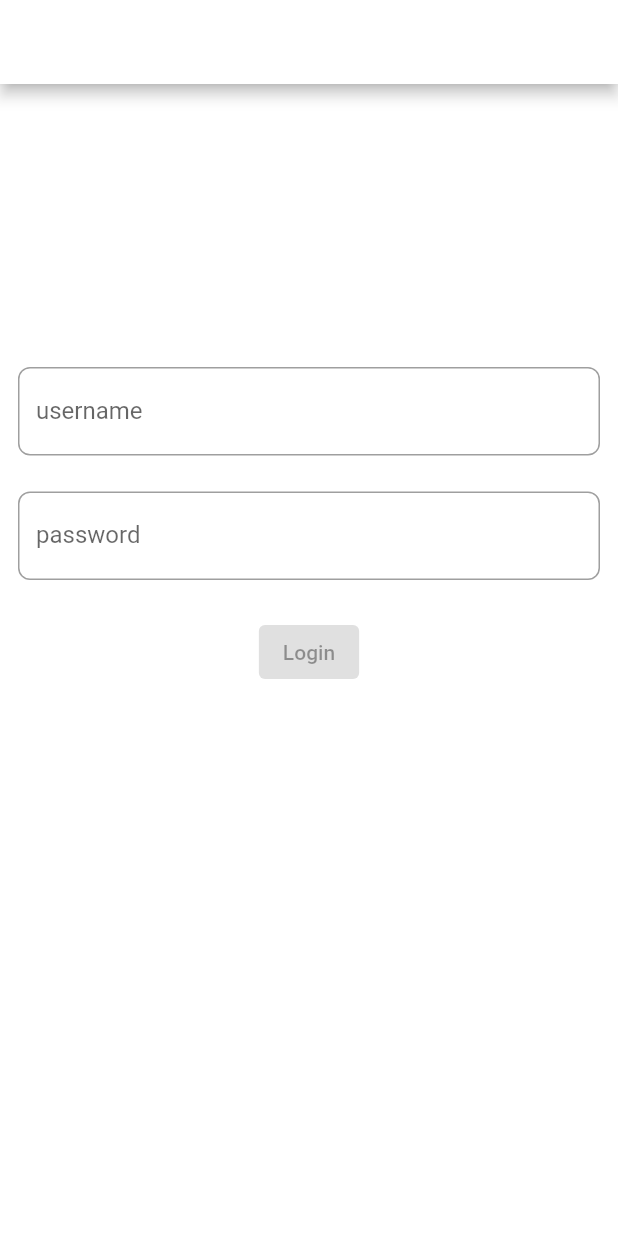
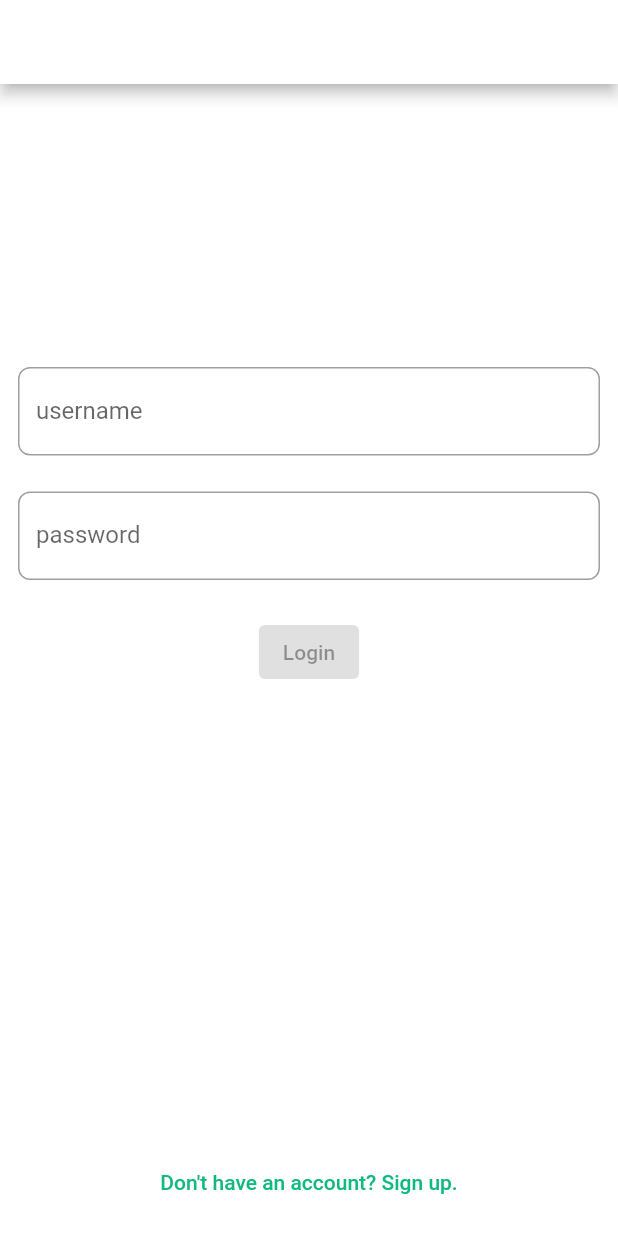
Before and after one commit to VerzCar/vif-app-legacy, a Flutter app: the screen it shows after launch, on a phone screen of 412 x 824 dp. Shown: the top 1233 px of the screen. Run offline on Flutter 3.47's test engine with Material 2 defaults, Android fonts, the phone set to English and light mode, and no system bars; our stand-ins replace auto_route, bloc, equatable, flutter_bloc, formz, get_it; missing offline and left inert: amplify_auth_cognito, amplify_flutter; Roboto replaces fonts that are missing (Montserrat).

Commit message:
added sign up page

```diff
--- a/lib/injection.dart
+++ b/lib/injection.dart
@@ -2,6 +2,7 @@ import 'package:get_it/get_it.dart';
 import 'package:vote_your_face/application/authentication/authentication.dart';
 import 'package:authentication_repository/authentication_repository.dart';
 import 'package:vote_your_face/presentation/login/login.dart';
+import 'package:vote_your_face/presentation/sign_up/cubit/sign_up_cubit.dart';
 
 final sl = GetIt.I;
 
@@ -9,6 +10,7 @@ Future<void> init() async {
   //! state management
   sl.registerFactory(() => AuthenticationBloc(authenticationRepository: sl()));
   sl.registerFactory(() => LoginBloc(authenticationRepository: sl()));
+  sl.registerFactory(() => SignUpCubit(sl()));
 
   //! repos
   sl.registerLazySingleton<AuthenticationRepository>(
--- a/lib/presentation/login/bloc/login_event.dart
+++ b/lib/presentation/login/bloc/login_event.dart
@@ -28,3 +28,7 @@ class LoginPasswordChanged extends LoginEvent {
 class LoginSubmitted extends LoginEvent {
   const LoginSubmitted();
 }
+
+class ShowSignup extends LoginEvent {
+  const ShowSignup();
+}
--- a/lib/presentation/login/view/login_page.dart
+++ b/lib/presentation/login/view/login_page.dart
@@ -1,4 +1,3 @@
-import 'package:authentication_repository/authentication_repository.dart';
 import 'package:flutter/material.dart';
 import 'package:flutter_bloc/flutter_bloc.dart';
 import 'package:vote_your_face/presentation/login/login.dart';
@@ -9,14 +8,26 @@ class LoginPage extends StatelessWidget {
 
   @override
   Widget build(BuildContext context) {
+    final loginBloc = sl<LoginBloc>();
     return Scaffold(
       appBar: AppBar(title: const Text('Login')),
-      body: Padding(
-        padding: const EdgeInsets.all(12),
-        child: BlocProvider(
-          create: (context) => sl<LoginBloc>(),
-          child: const LoginForm(),
-        ),
+      body: BlocProvider<LoginBloc>(
+        create: (context) => loginBloc,
+        child: SafeArea(
+            minimum: const EdgeInsets.all(12),
+            child: Stack(children: [
+              const LoginForm(),
+              Container(
+                alignment: Alignment.bottomCenter,
+                child: TextButton(
+                  onPressed: () {
+                    BlocProvider.of<LoginBloc>(context).add(const ShowSignup());
+                    //loginBloc.add(const ShowSignup());
+                  },
+                  child: const Text('Don\'t have an account? Sign up.'),
+                ),
+              )
+            ])),
       ),
     );
   }
--- a/lib/presentation/routes/router.dart
+++ b/lib/presentation/routes/router.dart
@@ -1,11 +1,13 @@
 import 'package:auto_route/auto_route.dart';
 import 'package:vote_your_face/presentation/home/home.dart';
 import 'package:vote_your_face/presentation/login/login.dart';
+import 'package:vote_your_face/presentation/sign_up/view/sign_up_page.dart';
 import 'package:vote_your_face/presentation/splash/splash.dart';
 
 @MaterialAutoRouter(routes: <AutoRoute>[
   AutoRoute(page: SplashPage, initial: true),
   AutoRoute(page: LoginPage, initial: false),
+  AutoRoute(page: SignUpPage, initial: false),
   AutoRoute(page: HomePage, initial: false),
 ])
 class $AppRouter {}
--- /dev/null
+++ b/lib/presentation/sign_up/cubit/sign_up_state.dart
@@ -0,0 +1,48 @@
+part of 'sign_up_cubit.dart';
+
+enum ConfirmPasswordValidationError { invalid }
+
+class SignUpState extends Equatable {
+  const SignUpState({
+    this.username = const Username.pure(),
+    this.email = const Email.pure(),
+    this.password = const Password.pure(),
+    this.confirmedPassword = const ConfirmedPassword.pure(),
+    this.status = FormzStatus.pure,
+    this.errorMessage,
+  });
+
+  final Username username;
+  final Email email;
+  final Password password;
+  final ConfirmedPassword confirmedPassword;
+  final FormzStatus status;
+  final String? errorMessage;
+
+  @override
+  List<Object> get props => [
+        username,
+        email,
+        password,
+        confirmedPassword,
+        status,
+      ];
+
+  SignUpState copyWith({
+    Username? username,
+    Email? email,
+    Password? password,
+    ConfirmedPassword? confirmedPassword,
+    FormzStatus? status,
+    String? errorMessage,
+  }) {
+    return SignUpState(
+      username: username ?? this.username,
+      email: email ?? this.email,
+      password: password ?? this.password,
+      confirmedPassword: confirmedPassword ?? this.confirmedPassword,
+      status: status ?? this.status,
+      errorMessage: errorMessage ?? this.errorMessage,
+    );
+  }
+}
--- /dev/null
+++ b/lib/presentation/sign_up/sign_up.dart
@@ -0,0 +1,2 @@
+export 'cubit/sign_up_cubit.dart';
+export 'view/view.dart';
--- /dev/null
+++ b/lib/presentation/sign_up/view/view.dart
@@ -0,0 +1,2 @@
+export 'sign_up_form.dart';
+export 'sign_up_page.dart';
--- a/lib/presentation/splash/view/splash_page.dart
+++ b/lib/presentation/splash/view/splash_page.dart
@@ -19,6 +19,9 @@ class SplashPage extends StatelessWidget {
           case AuthFlowStatus.login:
             context.router.replace(const LoginPageRoute());
             break;
+          case AuthFlowStatus.signUp:
+            context.router.replace(const SignUpPageRoute());
+            break;
           default:
             break;
         }
--- a/packages/form_inputs/lib/form_inputs.dart
+++ b/packages/form_inputs/lib/form_inputs.dart
@@ -3,3 +3,4 @@ library form_inputs;
 export './src/confirmed_password.dart';
 export './src/email.dart';
 export './src/password.dart';
+export './src/username.dart';
--- /dev/null
+++ b/packages/form_inputs/lib/src/username.dart
@@ -0,0 +1,29 @@
+import 'package:formz/formz.dart';
+
+/// Validation errors for the [Username] [FormzInput].
+enum UsernameValidationError {
+  /// Generic invalid error.
+  invalid
+}
+
+/// {@template email}
+/// Form input for an username input.
+/// {@endtemplate}
+class Username extends FormzInput<String, UsernameValidationError> {
+  /// {@macro email}
+  const Username.pure() : super.pure('');
+
+  /// {@macro email}
+  const Username.dirty([String value = '']) : super.dirty(value);
+
+  static final RegExp _usernameRegExp = RegExp(
+    r'^[a-zA-Z0-9]*$',
+  );
+
+  @override
+  UsernameValidationError? validator(String? value) {
+    return _usernameRegExp.hasMatch(value ?? '')
+        ? null
+        : UsernameValidationError.invalid;
+  }
+}
```
Also changed, not shown: lib/presentation/login/bloc/login_bloc.dart (+8 -0 lines), lib/presentation/sign_up/cubit/sign_up_cubit.dart (added, +105 -0 lines), lib/presentation/sign_up/view/sign_up_form.dart (added, +160 -0 lines), lib/presentation/sign_up/view/sign_up_page.dart (added, +27 -0 lines), lib/presentation/routes/router.gr.dart.
